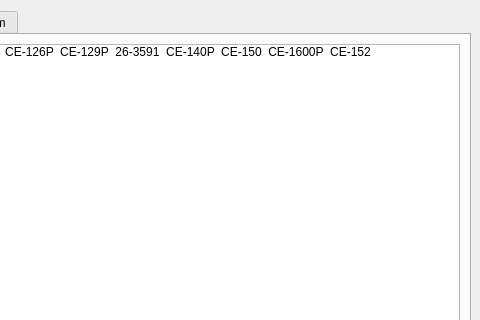
Old version of the form ui/startup.ui in the repository TheProjecter/pockemul; both pictures show x 224 to 704 and y 0 to 320 of the 704 by 557 pixel window.
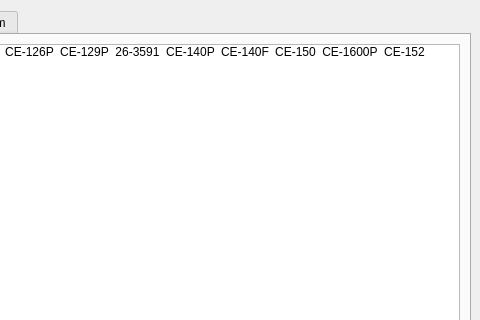
New version of the form. The open tabs and pages were chosen to show the change. Icons and pictures are not drawn.

What changed in the file:
```diff
--- a/ui/startup.ui
+++ b/ui/startup.ui
@@ -490,6 +490,15 @@
             <normaloff>:/EXT/ext/ce-140p.jpg</normaloff>:/EXT/ext/ce-140p.jpg</iconset>
           </property>
          </item>
+         <item>
+          <property name="text">
+           <string>CE-140F</string>
+          </property>
+          <property name="icon">
+           <iconset resource="../resources/ext.qrc">
+            <normaloff>:/EXT/ext/ce-140f.png</normaloff>:/EXT/ext/ce-140f.png</iconset>
+          </property>
+         </item>
          <item>
           <property name="text">
            <string>CE-150</string>
```
